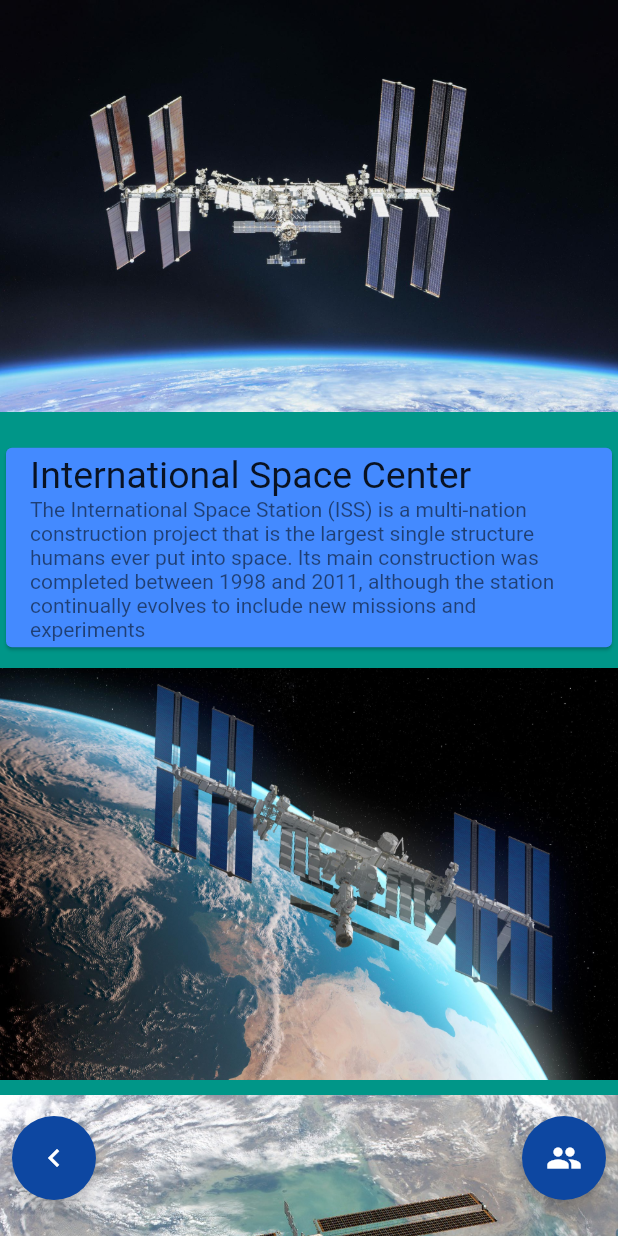
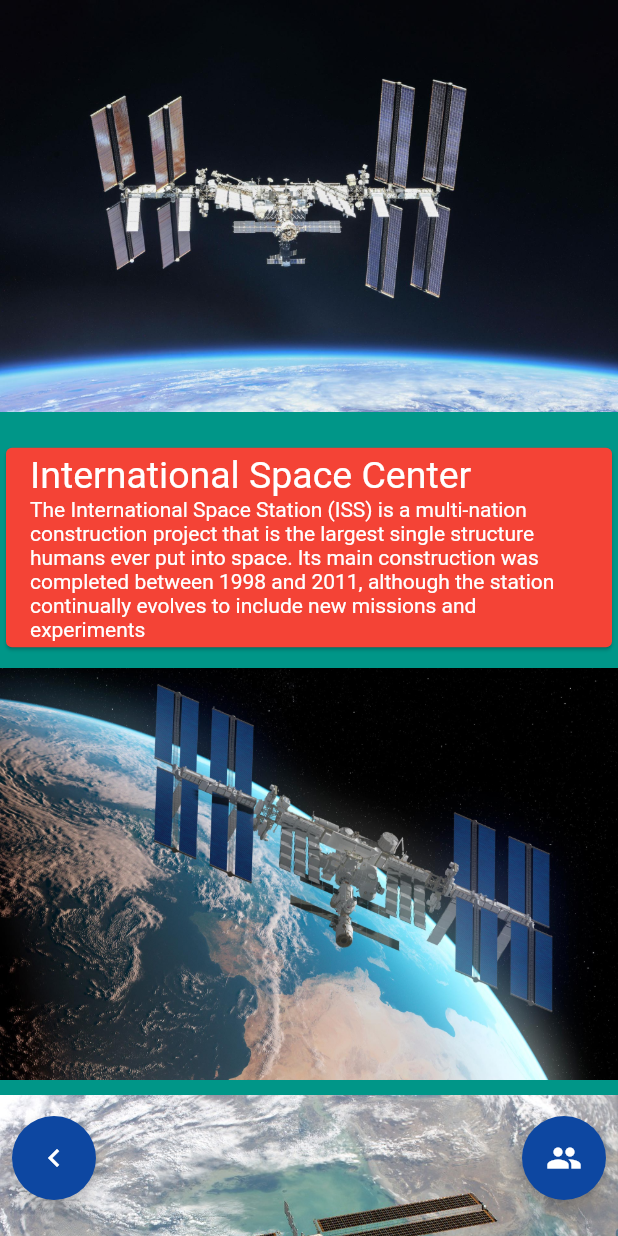
Before and after one commit to girishrajani/iss_tracker, a Flutter app: the screen it shows after launch, after a tap on "Info", on a phone screen of 412 x 824 dp. Run offline on Flutter 3.47's test engine with Material 2 defaults, Android fonts, the phone set to English and light mode, and no system bars; our stand-ins replace google_maps_flutter; network calls fail.

Commit message:
UI Changes

```diff
--- a/lib/iss.dart
+++ b/lib/iss.dart
@@ -66,13 +66,21 @@ class _ISSState extends State<ISS> {
             Container(
               width: MediaQuery.of(context).size.width,
               child: Card(
-                color: Colors.blueAccent,
+                color: Colors.red,
                 child: ListTile(
                   title: Text(
                     'International Space Center',
-                    style: TextStyle(fontSize: 25),
+                    style: TextStyle(
+                      fontSize: 25,
+                      color: Colors.white,
+                    ),
                   ),
-                  subtitle: Text(_issInfo),
+                  subtitle: Text(
+                    _issInfo,
+                    style: TextStyle(
+                      color: Colors.white,
+                    ),
+                  ),
                 ),
               ),
             ),
--- a/lib/main.dart
+++ b/lib/main.dart
@@ -68,18 +68,18 @@ class _IssTrackerState extends State<IssTracker> {
   @override
   Widget build(BuildContext context) {
     return Scaffold(
-      body: GoogleMap(
-        markers: Set.of((marker != null) ? [marker] : []),
-        onMapCreated: (GoogleMapController controller) {
-          _controller = controller;
-        },
-        zoomControlsEnabled: false,
-        mapType: MapType.satellite,
-        initialCameraPosition: CameraPosition(
-          target: const LatLng(0, 0),
-          zoom: 2,
-        ),
-      ),
+      // body: GoogleMap(
+      //   markers: Set.of((marker != null) ? [marker] : []),
+      //   onMapCreated: (GoogleMapController controller) {
+      //     _controller = controller;
+      //   },
+      //   zoomControlsEnabled: false,
+      //   mapType: MapType.satellite,
+      //   initialCameraPosition: CameraPosition(
+      //     target: const LatLng(0, 0),
+      //     zoom: 2,
+      //   ),
+      // ),
       floatingActionButton: Padding(
         padding: const EdgeInsets.all(8.0),
         child: Row(
```
Also changed, not shown: lib/people.dart (+5 -5 lines).
